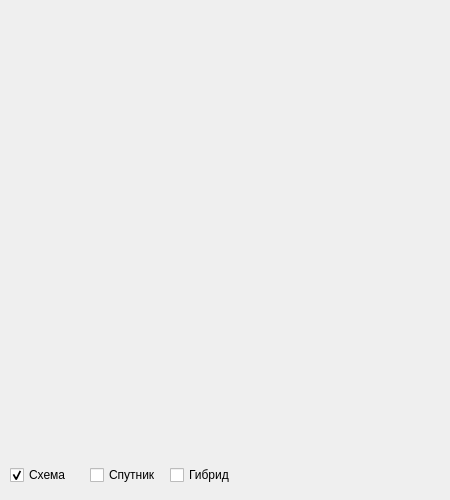
Before: the Qt Designer form data/main.ui in kibertod/map, drawn with Qt 5.
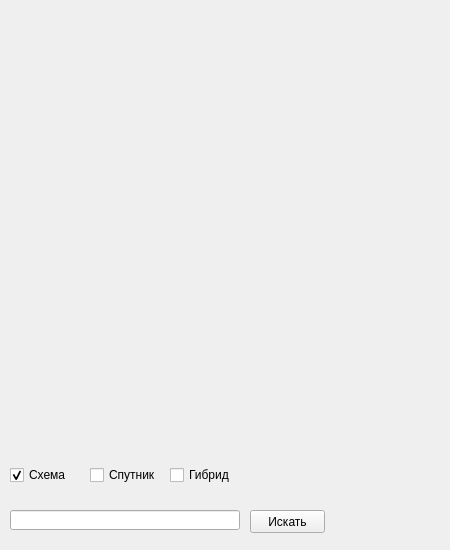
After: the same form once the commit is applied.

Commit message: added search func #TODO: fix zoom bug

Diff of the .ui file:
```diff
--- a/data/main.ui
+++ b/data/main.ui
@@ -7,7 +7,7 @@
     <x>0</x>
     <y>0</y>
     <width>450</width>
-    <height>500</height>
+    <height>550</height>
    </rect>
   </property>
   <property name="windowTitle">
@@ -83,6 +83,35 @@
     <bool>true</bool>
    </property>
   </widget>
+  <widget class="QLineEdit" name="search_str">
+   <property name="geometry">
+    <rect>
+     <x>10</x>
+     <y>510</y>
+     <width>230</width>
+     <height>20</height>
+    </rect>
+   </property>
+   <property name="focusPolicy">
+    <enum>Qt::ClickFocus</enum>
+   </property>
+  </widget>
+  <widget class="QPushButton" name="search_btn">
+   <property name="geometry">
+    <rect>
+     <x>250</x>
+     <y>510</y>
+     <width>75</width>
+     <height>23</height>
+    </rect>
+   </property>
+   <property name="focusPolicy">
+    <enum>Qt::ClickFocus</enum>
+   </property>
+   <property name="text">
+    <string>Искать</string>
+   </property>
+  </widget>
  </widget>
  <resources/>
  <connections/>
```
Left out of the diff: 3 changed lines with no effect on the pictures. The commit also changes 2 other files.
